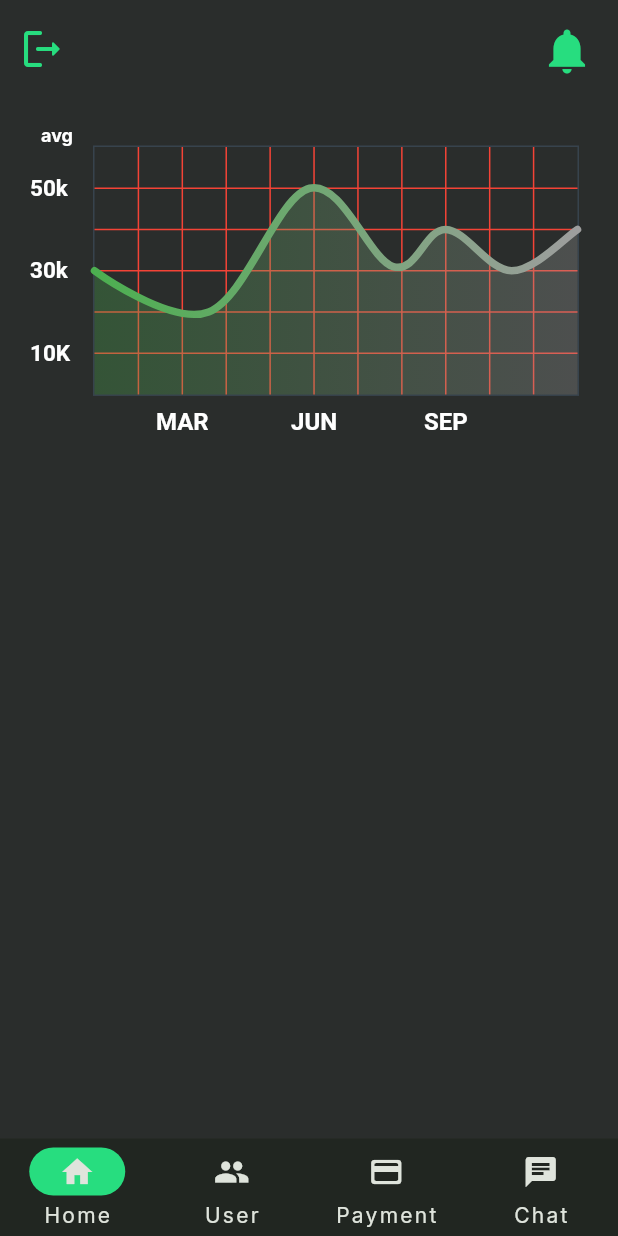
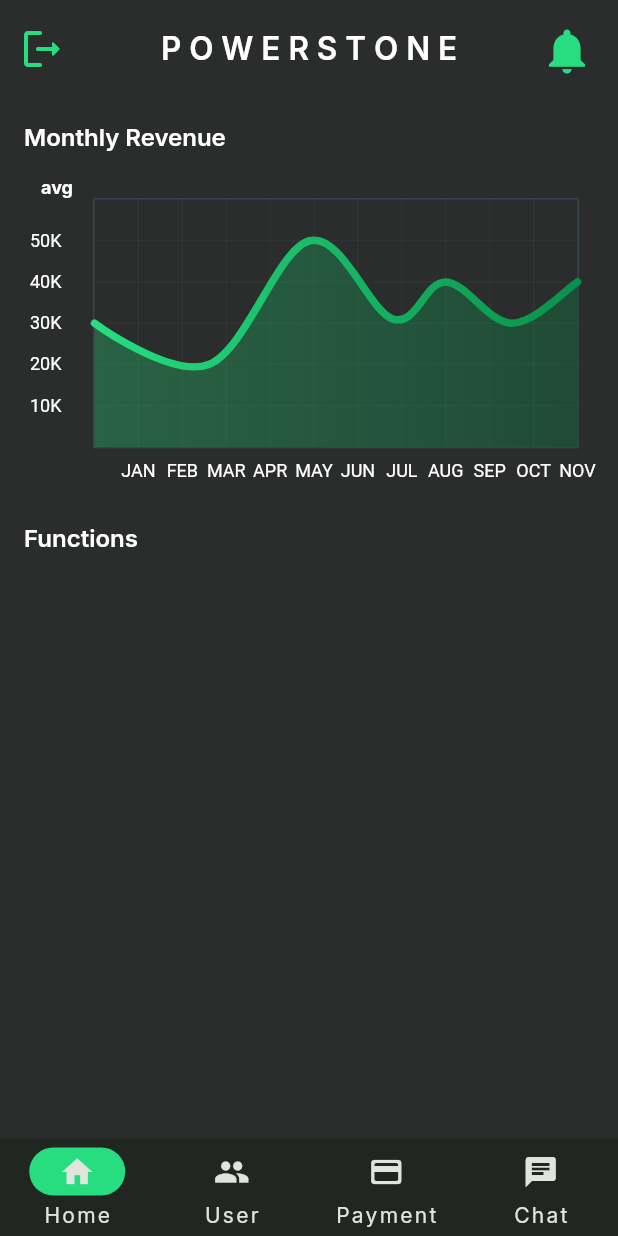
Before and after one commit to Vrindtime/PowerStone, a Flutter app: the screen it shows once a user with an empty profile is signed in, on a phone screen of 412 x 824 dp. Run offline on Flutter 3.47's test engine with Material 3 defaults, Android fonts, the phone set to English and light mode, and no system bars; drawn by our look-alikes of fl_chart; our stand-ins replace cloud_firestore, dropdown_button2, firebase_auth, firebase_core, firebase_storage, google_fonts and 3 more; accounts and stored records are empty.

Commit message:
added the graph to home screen and adjust it x and y values

```diff
--- a/lib/common/monthly_fl_chart.dart
+++ b/lib/common/monthly_fl_chart.dart
@@ -10,8 +10,8 @@ class MonthlyFlowChart extends StatefulWidget {
 
 class _MonthlyFlowChartState extends State<MonthlyFlowChart> {
   List<Color> gradientColors = [
-    Colors.green,
-    Colors.grey,
+    const Color.fromRGBO(39, 221, 127, 1),
+    const Color.fromARGB(255, 9, 145, 75),
   ];
 
   bool showAvg = false;
@@ -58,19 +58,45 @@ class _MonthlyFlowChartState extends State<MonthlyFlowChart> {
 
   Widget bottomTitleWidgets(double value, TitleMeta meta) {
     const style = TextStyle(
-      fontWeight: FontWeight.bold,
-      fontSize: 16,
+      fontSize: 12,
     );
     Widget text;
     switch (value.toInt()) {
+      case 1:
+        text = const Text('JAN', style: style);
+        break;
       case 2:
+        text = const Text('FEB', style: style);
+        break;
+      case 3:
         text = const Text('MAR', style: style);
         break;
+      case 4:
+        text = const Text('APR', style: style);
+        break;
       case 5:
+        text = const Text('MAY', style: style);
+        break;
+      case 6:
         text = const Text('JUN', style: style);
         break;
+      case 7:
+        text = const Text('JUL', style: style);
+        break;
       case 8:
+        text = const Text('AUG', style: style);
+        break;
+      case 9:
         text = const Text('SEP', style: style);
+        break;
+      case 10:
+        text = const Text('OCT', style: style);
+        break;
+      case 11:
+        text = const Text('NOV', style: style);
+        break;
+      case 12:
+        text = const Text('DEC', style: style);
         break;
       default:
         text = const Text('', style: style);
@@ -85,19 +111,24 @@ class _MonthlyFlowChartState extends State<MonthlyFlowChart> {
 
   Widget leftTitleWidgets(double value, TitleMeta meta) {
     const style = TextStyle(
-      fontWeight: FontWeight.bold,
-      fontSize: 15,
+      fontSize: 12,
     );
     String text;
     switch (value.toInt()) {
       case 1:
         text = '10K';
         break;
+      case 2:
+        text = '20K';
+        break;
       case 3:
-        text = '30k';
+        text = '30K';
+        break;
+      case 4:
+        text = '40K';
         break;
       case 5:
-        text = '50k';
+        text = '50K';
         break;
       default:
         return Container();
@@ -114,15 +145,15 @@ class _MonthlyFlowChartState extends State<MonthlyFlowChart> {
         horizontalInterval: 1,
         verticalInterval: 1,
         getDrawingHorizontalLine: (value) {
-          return const FlLine(
-            color: Colors.red,
-            strokeWidth: 1,
+          return FlLine(
+            color: Colors.grey.withOpacity(0.1),
+            strokeWidth: .5,
           );
         },
         getDrawingVerticalLine: (value) {
-          return const FlLine(
-            color: Colors.red,
-            strokeWidth: 1,
+          return FlLine(
+            color: Colors.grey.withOpacity(0.1),
+            strokeWidth: .5,
           );
         },
       ),
--- a/lib/pages/home_page.dart
+++ b/lib/pages/home_page.dart
@@ -16,11 +16,21 @@ class _HomePageState extends State<HomePage> {
   Widget build(BuildContext context) {
     return Scaffold(
       appBar: customAppBar(context),
-      body: const Padding(
-        padding: EdgeInsets.all(8),
+      body: Padding(
+        padding: const EdgeInsets.all(8),
         child: Column(
+          crossAxisAlignment: CrossAxisAlignment.start,
           children: [
-            MonthlyFlowChart(),
+            Padding(
+              padding: const EdgeInsets.all(8.0),
+              child: Text("Monthly Revenue",style: Theme.of(context).textTheme.labelMedium,),
+            ),
+            const MonthlyFlowChart(),
+            Padding(
+              padding: const EdgeInsets.all(8.0),
+              child: Text("Functions",style: Theme.of(context).textTheme.labelMedium,),
+            ),
+            //create the grid
           ],
         ),
       ),
@@ -31,6 +41,8 @@ class _HomePageState extends State<HomePage> {
       toolbarHeight: 65,
       backgroundColor: Colors.transparent,
       elevation: 0,
+      centerTitle: true,
+      title: Text("P O W E R S T O N E",style: Theme.of(context).textTheme.labelMedium!.copyWith(fontSize: 21),),
       leading: IconButton(
         onPressed: () async {
           await FirebaseAuth.instance.signOut();
```
